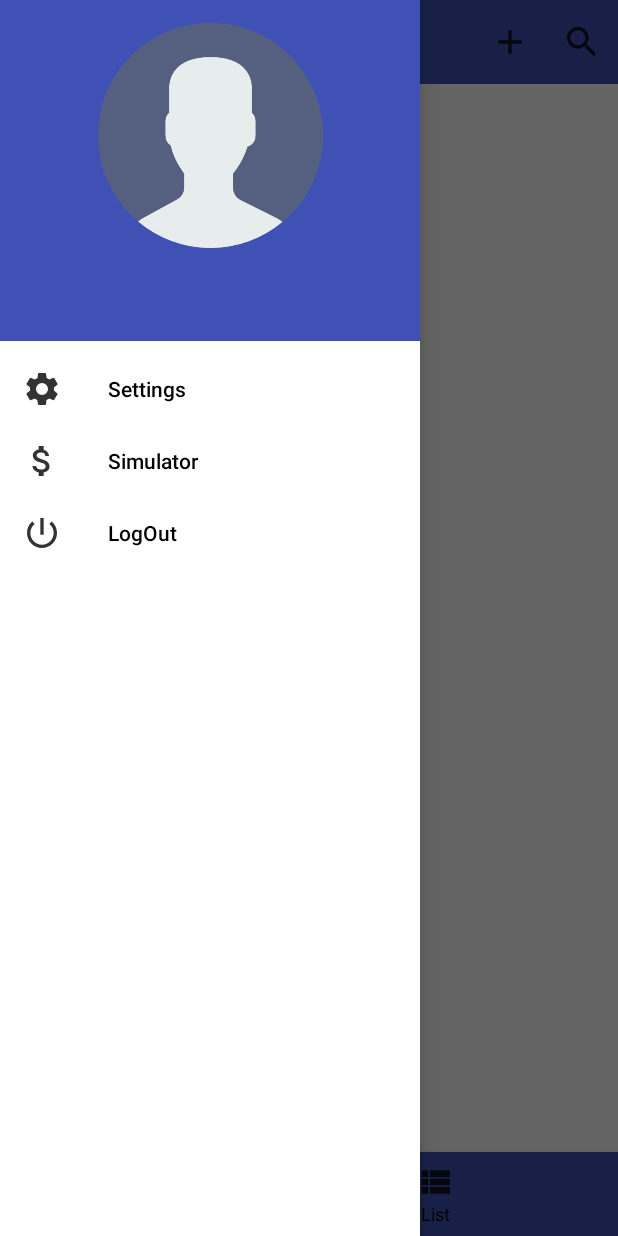
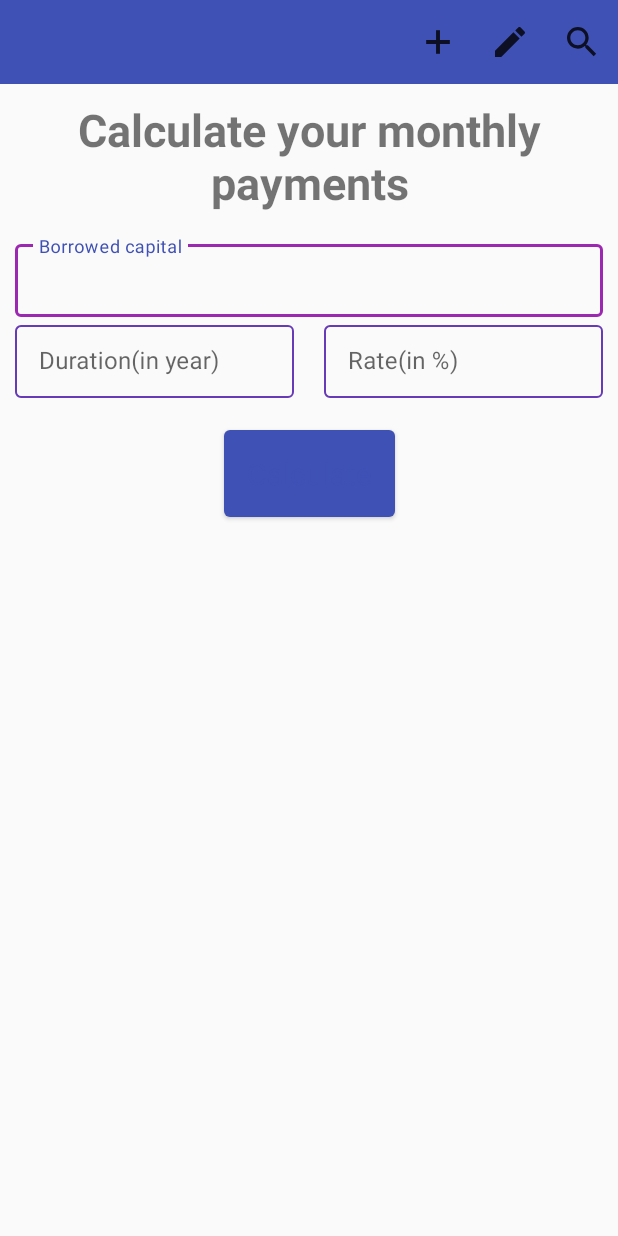
Before and after one commit to Velliane/RealEstateManager, an Android app: the screen it shows after launch once a user with an empty profile is signed in (MainActivity before the commit, SimulatorActivity after it), in the side drawer, after a tap on "Simulator", on a phone screen of 412 x 824 dp. Run offline under Robolectric (Android 15) with nearby library versions, the phone set to English and light mode, and no system bars; our stand-ins replace Firebase (no records; nobody signed in at launch, a user with empty details on screens opened directly), Room's generated code; libraries missing offline, so code that uses them is left out: com.firebase.ui, pub.devrel.easypermissions; pictures from the network do not load.

Commit message:
Create SimulatorActivity, calculate monthly payment from capital borrowed, rate and duration with BigDecimal

```diff
--- a/app/src/main/AndroidManifest.xml
+++ b/app/src/main/AndroidManifest.xml
@@ -8,8 +8,8 @@
     <uses-permission android:name="android.permission.ACCESS_NETWORK_STATE" />
     <uses-permission android:name="android.permission.INTERNET" />
     <uses-permission android:name="android.permission.READ_EXTERNAL_STORAGE" />
-    <uses-permission android:name="android.permission.WRITE_EXTERNAL_STORAGE"/>
-    <uses-permission android:name="com.google.android.apps.photos.permission.GOOGLE_PHOTOS"/>
+    <uses-permission android:name="android.permission.WRITE_EXTERNAL_STORAGE" />
+    <uses-permission android:name="com.google.android.apps.photos.permission.GOOGLE_PHOTOS" />
 
     <application
         android:allowBackup="true"
@@ -19,8 +19,9 @@
         android:supportsRtl="true"
         android:theme="@style/AppTheme"
         tools:ignore="GoogleAppIndexingWarning">
+        <activity android:name=".SimulatorActivity"></activity>
         <!-- Activities -->
-        <activity android:name=".search.SearchActivity"/>
+        <activity android:name=".search.SearchActivity" />
         <activity android:name=".settings.SettingsActivity" />
         <activity android:name=".BaseActivity" />
         <activity android:name=".dispatcher.HomeActivity">
@@ -31,11 +32,10 @@
             </intent-filter>
         </activity>
         <activity android:name=".login.LoginActivity" />
-        <activity android:name="com.openclassrooms.realestatemanager.show.MainActivity" />
+        <activity android:name=".show.MainActivity" />
         <activity
-            android:name="com.openclassrooms.realestatemanager.add_edit.EditAddActivity"
-            android:theme="@style/DialogTheme" />
-        <!-- Provider -->
+            android:name=".add_edit.EditAddActivity"
+            android:theme="@style/DialogTheme" /> <!-- Provider -->
         <provider
             android:name=".provider.PropertyContentProvider"
             android:authorities="com.openclassrooms.realestatemanager.provider"
--- /dev/null
+++ b/app/src/main/java/com/openclassrooms/realestatemanager/SimulatorActivity.kt
@@ -0,0 +1,60 @@
+package com.openclassrooms.realestatemanager
+
+import androidx.appcompat.app.AppCompatActivity
+import android.os.Bundle
+import android.util.Log
+import android.view.View
+import android.widget.Button
+import com.google.android.material.button.MaterialButton
+import com.google.android.material.textfield.TextInputEditText
+import kotlinx.android.synthetic.main.activity_simulator.*
+import java.math.BigDecimal
+import java.math.MathContext
+import java.math.RoundingMode
+import kotlin.math.pow
+
+class SimulatorActivity : AppCompatActivity(), View.OnClickListener {
+
+    /** TextInput */
+    private lateinit var capitalTxt: TextInputEditText
+    private lateinit var durationTxt: TextInputEditText
+    private lateinit var rateTxt: TextInputEditText
+
+    /** Calculate Button */
+    private lateinit var calculateBtn: MaterialButton
+
+    override fun onCreate(savedInstanceState: Bundle?) {
+        super.onCreate(savedInstanceState)
+        setContentView(R.layout.activity_simulator)
+
+        capitalTxt = findViewById(R.id.simulator_edit_capital)
+        durationTxt = findViewById(R.id.simulator_edit_duration)
+        rateTxt = findViewById(R.id.simulator_edit_rate)
+        calculateBtn = findViewById(R.id.calculate_button)
+        calculateBtn.setOnClickListener(this)
+    }
+
+    private fun calculateMonthlyPayment(capital: Int, duration: Int, rate: Int): BigDecimal{
+        //-- calculate capital*(rate/12) --//
+        val rateInInt = BigDecimal(rate).divide(BigDecimal(100))
+        val durationInMonth = BigDecimal(duration).multiply(BigDecimal(12)).negate().toInt()
+        val first = BigDecimal(capital).multiply(rateInInt).divide(BigDecimal(12), 2, RoundingMode.HALF_UP)
+        //-- calculate 1-(1+(rate/12))^durationInMonth --//
+        val ratePerMonth = rateInInt.divide(BigDecimal(12), 5, RoundingMode.HALF_UP)
+        val onePlusRatePermMonth = BigDecimal(1).add(ratePerMonth)
+        val exponent = onePlusRatePermMonth.pow(durationInMonth, MathContext.DECIMAL128)
+        val second = BigDecimal(1).subtract(exponent)
+        //-- divide the two result --//
+        val monthly = first.divide(second, 2 , RoundingMode.HALF_UP)
+        simulator_result.text = monthly.toString()
+        return monthly
+    }
+
+    override fun onClick(view: View?){
+        when(view){
+            calculateBtn -> {
+                calculateMonthlyPayment(capitalTxt.text.toString().toInt(), durationTxt.text.toString().toInt(), rateTxt.text.toString().toInt())
+            }
+        }
+    }
+}
--- a/app/src/main/java/com/openclassrooms/realestatemanager/show/MainActivity.kt
+++ b/app/src/main/java/com/openclassrooms/realestatemanager/show/MainActivity.kt
@@ -26,6 +26,7 @@ import com.openclassrooms.realestatemanager.R
 import com.openclassrooms.realestatemanager.login.LoginActivity
 import com.openclassrooms.realestatemanager.login.User
 import com.openclassrooms.realestatemanager.BaseActivity
+import com.openclassrooms.realestatemanager.SimulatorActivity
 import com.openclassrooms.realestatemanager.add_edit.EditAddActivity
 import com.openclassrooms.realestatemanager.search.SearchActivity
 import com.openclassrooms.realestatemanager.settings.SettingsActivity
@@ -112,6 +113,9 @@ class MainActivity : BaseActivity(), ListPropertyAdapter.OnItemClickListener, Bo
             //-- Drawer --//
             R.id.drawer_menu_settings -> {
                 startActivity(Intent(this, SettingsActivity::class.java))
+            }
+            R.id.drawer_menu_simulator -> {
+                startActivity(Intent(this, SimulatorActivity::class.java))
             }
             R.id.drawer_menu_logout -> {
                 logOut()
--- /dev/null
+++ b/app/src/main/res/layout/activity_simulator.xml
@@ -0,0 +1,113 @@
+<?xml version="1.0" encoding="utf-8"?>
+<androidx.constraintlayout.widget.ConstraintLayout xmlns:android="http://schemas.android.com/apk/res/android"
+    xmlns:app="http://schemas.android.com/apk/res-auto"
+    xmlns:tools="http://schemas.android.com/tools"
+    android:layout_width="match_parent"
+    android:layout_height="match_parent"
+    tools:context=".SimulatorActivity">
+
+    <include
+        android:id="@+id/toolbar"
+        layout="@layout/toolbar" />
+
+    <TextView
+        android:id="@+id/simulator_title"
+        android:layout_width="match_parent"
+        android:layout_height="wrap_content"
+        android:layout_marginTop="10dp"
+        android:layout_marginBottom="15dp"
+        android:text="@string/calculer_vos_mensualit_s"
+        android:textAlignment="center"
+        android:textSize="30sp"
+        android:textStyle="bold"
+        app:layout_constraintEnd_toEndOf="parent"
+        app:layout_constraintStart_toStartOf="parent"
+        app:layout_constraintTop_toBottomOf="@id/toolbar" />
+
+
+    <com.google.android.material.textfield.TextInputLayout
+        android:id="@+id/simulator_container_capital"
+        style="@style/TextInputLayoutStyle"
+        android:layout_width="0dp"
+        android:layout_height="wrap_content"
+        android:layout_marginTop="15dp"
+        android:layout_marginStart="10dp"
+        android:layout_marginEnd="10dp"
+        app:layout_constraintStart_toStartOf="parent"
+        app:layout_constraintEnd_toEndOf="parent"
+        app:layout_constraintTop_toBottomOf="@id/simulator_title"
+        android:hint="@string/capital_emprunt">
+
+        <com.google.android.material.textfield.TextInputEditText
+            android:id="@+id/simulator_edit_capital"
+            android:layout_width="match_parent"
+            android:layout_height="wrap_content"
+            android:inputType="number" />
+    </com.google.android.material.textfield.TextInputLayout>
+
+
+    <com.google.android.material.textfield.TextInputLayout
+        android:id="@+id/simulator_container_duration"
+        style="@style/TextInputLayoutStyle"
+        android:layout_width="0dp"
+        android:layout_height="wrap_content"
+        android:layout_marginStart="10dp"
+        android:layout_marginEnd="10dp"
+        app:layout_constraintStart_toStartOf="parent"
+        app:layout_constraintEnd_toStartOf="@id/simulator_container_rate"
+        app:layout_constraintTop_toBottomOf="@id/simulator_container_capital"
+        android:hint="@string/duration_in_year">
+
+        <com.google.android.material.textfield.TextInputEditText
+            android:id="@+id/simulator_edit_duration"
+            android:layout_width="match_parent"
+            android:layout_height="wrap_content"
+            android:inputType="number" />
+
+    </com.google.android.material.textfield.TextInputLayout>
+
+    <com.google.android.material.textfield.TextInputLayout
+        android:id="@+id/simulator_container_rate"
+        style="@style/TextInputLayoutStyle"
+        android:layout_width="0dp"
+        android:layout_height="wrap_content"
+        android:layout_marginStart="10dp"
+        android:layout_marginEnd="10dp"
+        app:layout_constraintStart_toEndOf="@id/simulator_container_duration"
+        app:layout_constraintEnd_toEndOf="parent"
+        app:layout_constraintTop_toBottomOf="@id/simulator_container_capital"
+        android:hint="@string/rate_in">
+
+        <com.google.android.material.textfield.TextInputEditText
+            android:id="@+id/simulator_edit_rate"
+            android:layout_width="match_parent"
+            android:layout_height="wrap_content"
+            android:inputType="number" />
+
+    </com.google.android.material.textfield.TextInputLayout>
+
+    <com.google.android.material.button.MaterialButton
+        android:id="@+id/calculate_button"
+        android:layout_width="wrap_content"
+        android:layout_height="wrap_content"
+        android:layout_marginBottom="28dp"
+        android:layout_marginTop="15dp"
+        android:padding="15dp"
+        android:text="@string/calculate"
+        android:textAppearance="@style/Widget.MaterialComponents.Button.TextButton"
+        android:textColor="@color/colorPrimary"
+        android:textSize="20sp"
+        app:layout_constraintTop_toBottomOf="@id/simulator_container_rate"
+        app:layout_constraintEnd_toEndOf="parent"
+        app:layout_constraintStart_toStartOf="parent" />
+
+    <TextView
+        android:id="@+id/simulator_result"
+        android:layout_width="0dp"
+        android:layout_height="wrap_content"
+        app:layout_constraintStart_toStartOf="parent"
+        app:layout_constraintEnd_toEndOf="parent"
+        android:textSize="25sp"
+        app:layout_constraintTop_toBottomOf="@id/calculate_button"/>
+
+</androidx.constraintlayout.widget.ConstraintLayout>
--- a/app/src/main/res/values/strings.xml
+++ b/app/src/main/res/values/strings.xml
@@ -49,4 +49,11 @@
     <string name="search_preview_rooms">between %1$s and %2$s</string>
     <string name="search_button">Search</string>
 
+    <!-- Simulator -->
+    <string name="calculer_vos_mensualit_s">Calculate your monthly payments</string>
+    <string name="capital_emprunt">Borrowed capital</string>
+    <string name="duration_in_year">Duration(in year)</string>
+    <string name="rate_in">Rate(in %)</string>
+    <string name="calculate">Calculate</string>
+
 </resources>
```
Also changed, not shown: 1 other file.
